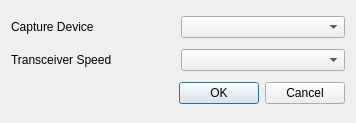
Above: ui/configurewindow.ui from lambdaconcept/usb2sniffer-qt before the change. Below: the same form after it.
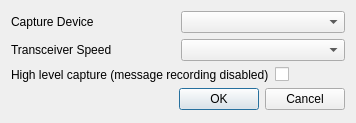
That is the form after the change.

Commit message: Add high level capture option

The edit to the form file:
```diff
--- a/ui/configurewindow.ui
+++ b/ui/configurewindow.ui
@@ -67,6 +67,26 @@
      </item>
     </layout>
    </item>
+   <item>
+    <layout class="QHBoxLayout" name="horizontalLayout_3">
+     <item>
+      <widget class="QLabel" name="labelHighLevelMode">
+       <property name="text">
+        <string>High level capture (message recording disabled)</string>
+       </property>
+       <property name="alignment">
+        <set>Qt::AlignLeading|Qt::AlignLeft|Qt::AlignVCenter</set>
+       </property>
+       <property name="margin">
+        <number>0</number>
+       </property>
+      </widget>
+     </item>
+     <item>
+      <widget class="QCheckBox" name="enableHighLevelMode"/>
+     </item>
+    </layout>
+   </item>
    <item>
     <widget class="QDialogButtonBox" name="buttonBox">
      <property name="orientation">
```
The commit also changes 3 other files.
